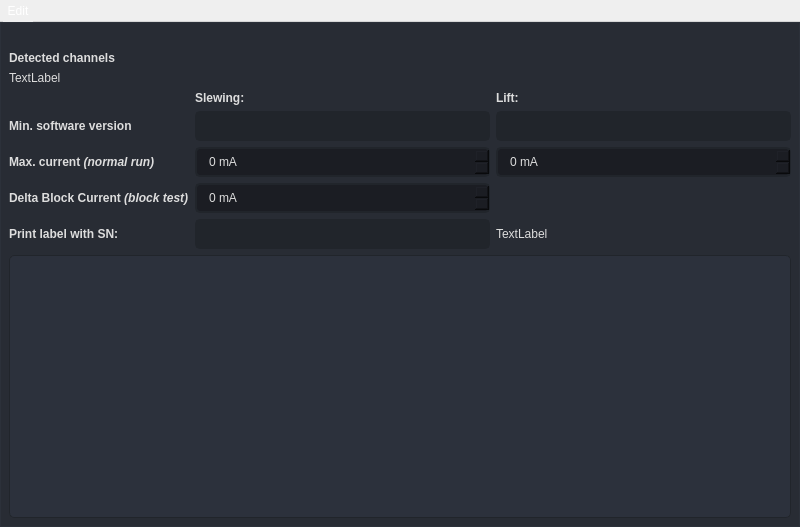
First picture: the form in app/ui/main.ui, repository davidsenoner/emec-drv-canopen-tester, before the edit.
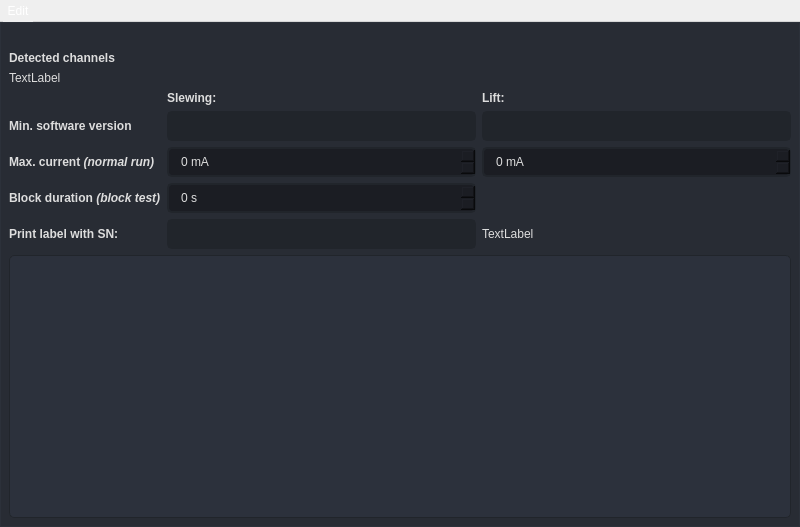
Second picture: the form after the edit. Icons and pictures are not drawn.

Commit message: feat: feat: changes needed for slewing block test widget from delay block test to block duration

The edit to the form file:
```diff
--- a/app/ui/main.ui
+++ b/app/ui/main.ui
@@ -884,17 +884,17 @@
            <item row="3" column="0">
             <widget class="QLabel" name="label_2">
              <property name="text">
-              <string>&lt;html&gt;&lt;head/&gt;&lt;body&gt;&lt;h4 style=&quot; margin-top:12px; margin-bottom:12px; margin-left:0px; margin-right:0px; -qt-block-indent:0; text-indent:0px;&quot;&gt;&lt;span style=&quot; font-size:medium; font-weight:600;&quot;&gt;Delta Block Current &lt;/span&gt;&lt;span style=&quot; font-size:medium; font-weight:600; font-style:italic;&quot;&gt;(block test)&lt;/span&gt;&lt;/h4&gt;&lt;/body&gt;&lt;/html&gt;</string>
+              <string>&lt;html&gt;&lt;head/&gt;&lt;body&gt;&lt;h4 style=&quot; margin-top:12px; margin-bottom:12px; margin-left:0px; margin-right:0px; -qt-block-indent:0; text-indent:0px;&quot;&gt;&lt;span style=&quot; font-size:medium; font-weight:600;&quot;&gt;Block duration &lt;/span&gt;&lt;span style=&quot; font-size:medium; font-weight:600; font-style:italic;&quot;&gt;(block test)&lt;/span&gt;&lt;/h4&gt;&lt;/body&gt;&lt;/html&gt;</string>
              </property>
             </widget>
            </item>
            <item row="3" column="2">
             <widget class="QSpinBox" name="spb_delta_block_curr_slewing">
              <property name="suffix">
-              <string> mA</string>
+              <string> s</string>
              </property>
              <property name="maximum">
-              <number>5000</number>
+              <number>20</number>
              </property>
             </widget>
            </item>
```
Left out of the diff: 2 changed lines with no effect on the pictures. The commit also changes 2 other files.
